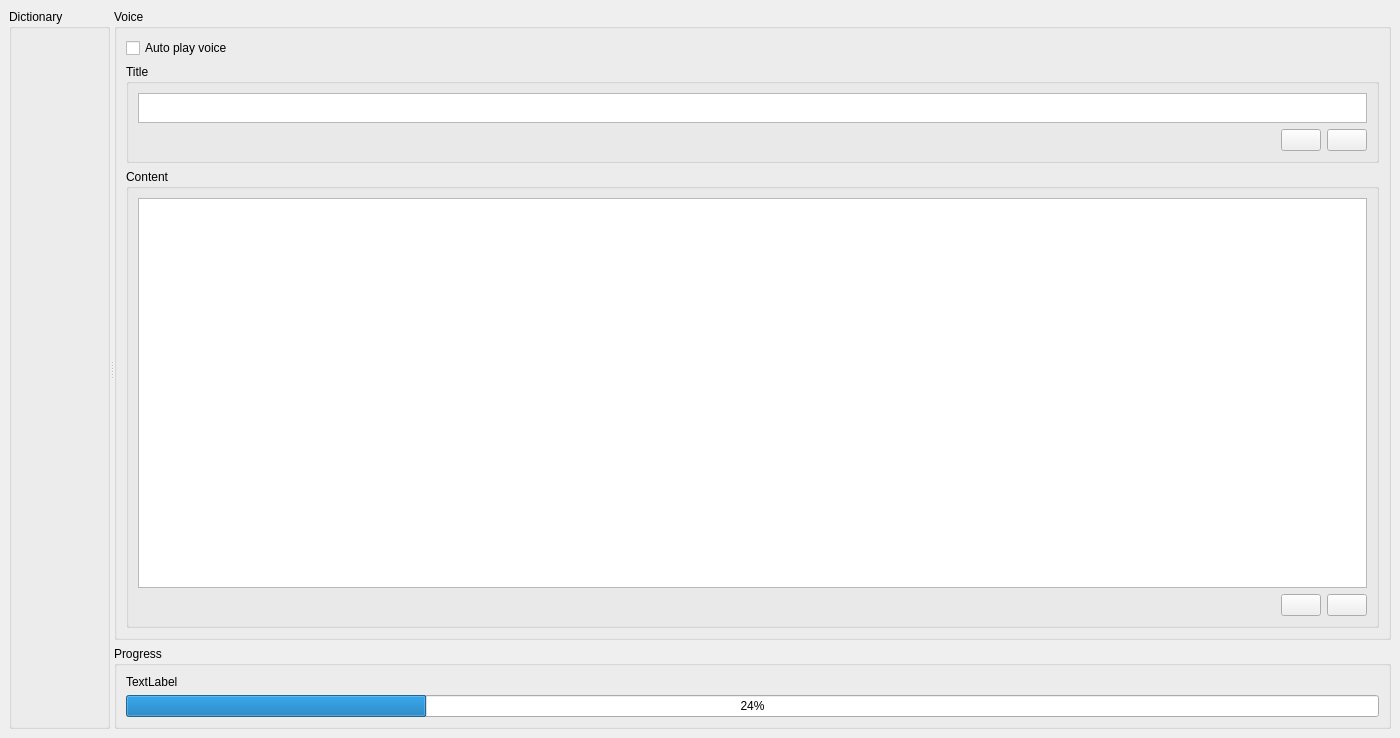
Above: src/ui/mainwindow.ui from samwellzuk/mktts before the change. Below: the same form after it.
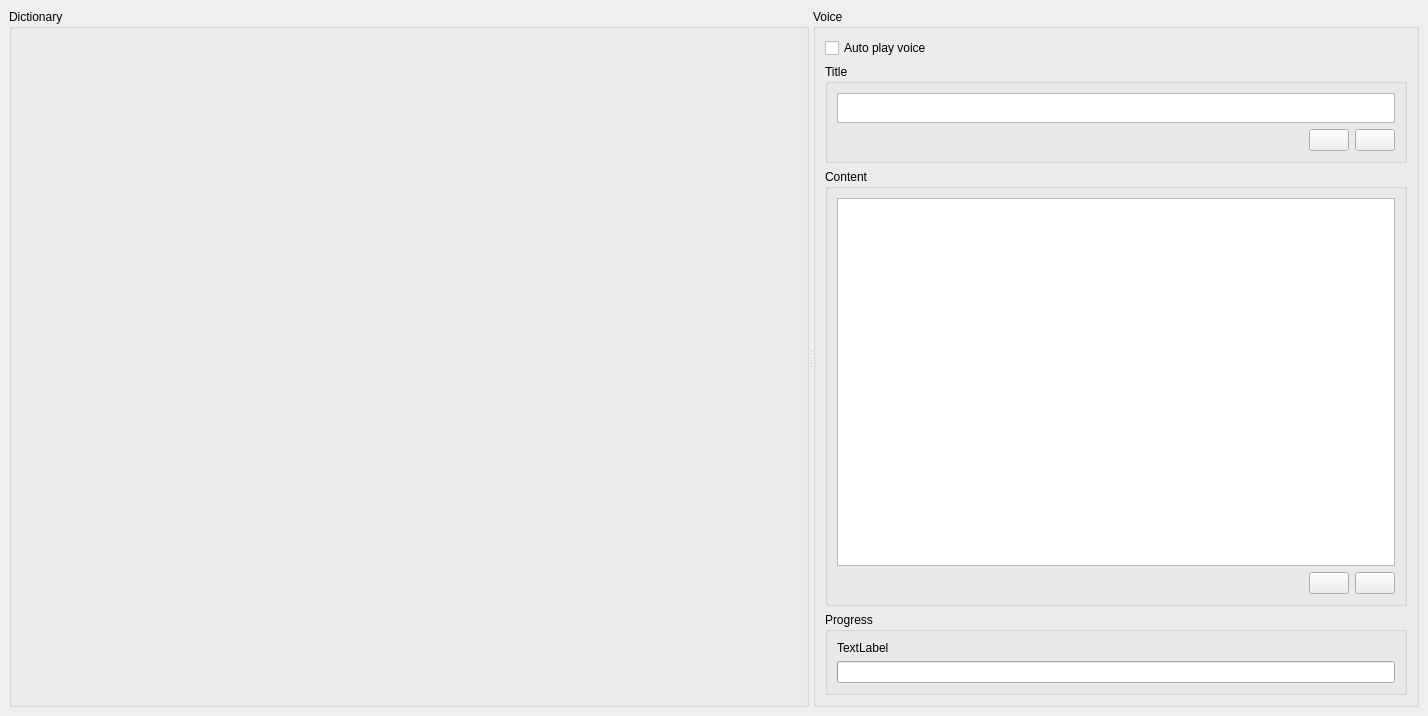
That is the form after the change. Icons and pictures are not drawn.

What changed in the file:
```diff
--- a/src/ui/mainwindow.ui
+++ b/src/ui/mainwindow.ui
@@ -6,8 +6,8 @@
    <rect>
     <x>0</x>
     <y>0</y>
-    <width>1400</width>
-    <height>738</height>
+    <width>1428</width>
+    <height>716</height>
    </rect>
   </property>
   <property name="windowTitle">
@@ -18,34 +18,49 @@
     <normaloff>:/images/app.png</normaloff>:/images/app.png</iconset>
   </property>
   <widget class="QWidget" name="centralwidget">
-   <layout class="QVBoxLayout" name="verticalLayout_7">
+   <layout class="QVBoxLayout" name="verticalLayout_6">
     <item>
      <widget class="QSplitter" name="splitter">
       <property name="orientation">
        <enum>Qt::Horizontal</enum>
       </property>
       <widget class="QGroupBox" name="groupBox_3">
+       <property name="sizePolicy">
+        <sizepolicy hsizetype="MinimumExpanding" vsizetype="Preferred">
+         <horstretch>8</horstretch>
+         <verstretch>0</verstretch>
+        </sizepolicy>
+       </property>
+       <property name="minimumSize">
+        <size>
+         <width>800</width>
+         <height>0</height>
+        </size>
+       </property>
        <property name="title">
         <string>Dictionary</string>
        </property>
        <layout class="QVBoxLayout" name="verticalLayout_4"/>
       </widget>
-      <widget class="QWidget" name="">
-       <layout class="QVBoxLayout" name="verticalLayout_6">
-        <item>
          <widget class="QGroupBox" name="groupBox_6">
+       <property name="sizePolicy">
+        <sizepolicy hsizetype="Minimum" vsizetype="Preferred">
+         <horstretch>4</horstretch>
+         <verstretch>0</verstretch>
+        </sizepolicy>
+       </property>
+       <property name="minimumSize">
+        <size>
+         <width>400</width>
+         <height>0</height>
+        </size>
+       </property>
           <property name="title">
            <string>Voice</string>
           </property>
           <layout class="QVBoxLayout" name="verticalLayout_5">
            <item>
             <widget class="QCheckBox" name="autoplayBox">
-             <property name="sizePolicy">
-              <sizepolicy hsizetype="Maximum" vsizetype="Fixed">
-               <horstretch>0</horstretch>
-               <verstretch>0</verstretch>
-              </sizepolicy>
-             </property>
              <property name="text">
               <string>Auto play voice</string>
              </property>
@@ -60,7 +75,7 @@
               <item>
                <widget class="QPlainTextEdit" name="titleEdit">
                 <property name="sizePolicy">
-                 <sizepolicy hsizetype="Expanding" vsizetype="Maximum">
+              <sizepolicy hsizetype="Expanding" vsizetype="Fixed">
                   <horstretch>0</horstretch>
                   <verstretch>0</verstretch>
                  </sizepolicy>
@@ -193,9 +208,6 @@
              </layout>
             </widget>
            </item>
-          </layout>
-         </widget>
-        </item>
         <item>
          <widget class="QGroupBox" name="groupBox_5">
           <property name="title">
@@ -210,11 +222,7 @@
             </widget>
            </item>
            <item>
-            <widget class="QProgressBar" name="progressBar">
-             <property name="value">
-              <number>24</number>
-             </property>
-            </widget>
+            <widget class="QProgressBar" name="progressBar"/>
            </item>
           </layout>
          </widget>
```
Lines whose indentation alone changed are shown as unchanged.
